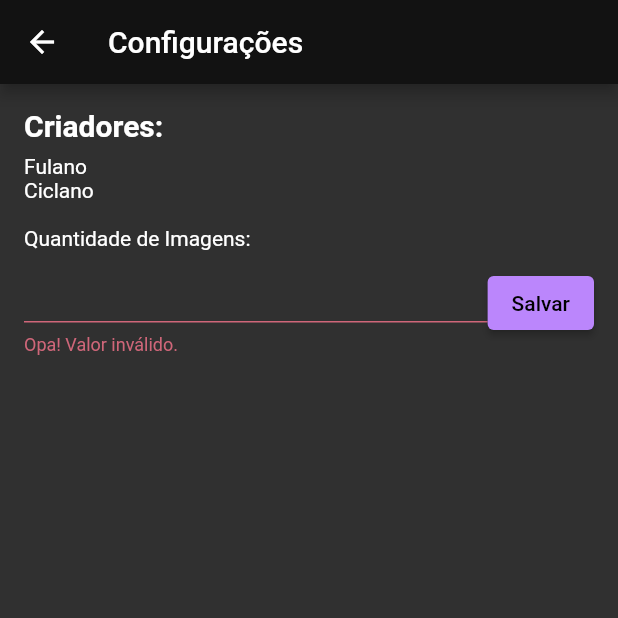
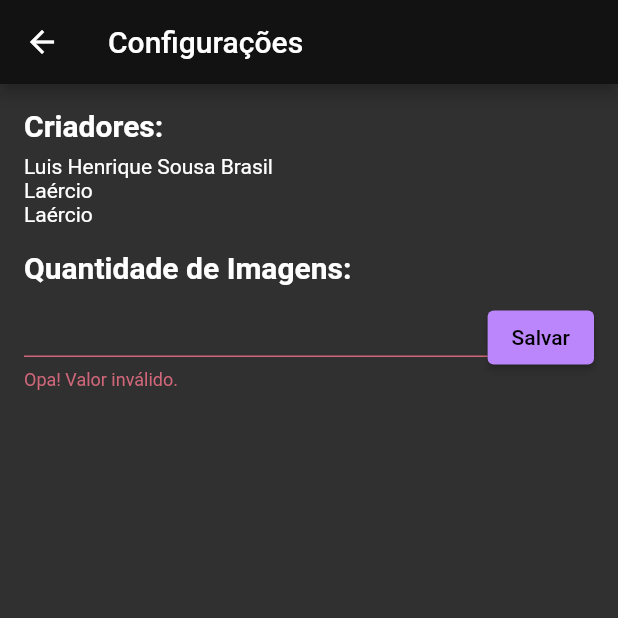
Before and after one commit to fhilipecrash/aval3_prog4, a Flutter app: the SettingsPage screen opened by its route, on a phone screen of 412 x 824 dp, the top half of it. Run offline on Flutter 3.47's test engine with Material 2 defaults, Android fonts, the light colour scheme and no system bars; network calls fail.

Commit message:
organizando em pastas

```diff
--- a/lib/home_page.dart
+++ b/lib/home_page/home_page.dart
@@ -1,4 +1,4 @@
-import '../imports/imports.dart';
+import '../../imports/imports.dart';
 import 'package:http/http.dart' as http;
 
 class HomePage extends StatefulWidget {
--- a/lib/imports/imports.dart
+++ b/lib/imports/imports.dart
@@ -3,8 +3,8 @@
 export '../image_details_page.dart';
 export '../my_app.dart';
 export '../settings_page.dart';
-export '../home_page.dart';
-export '../date_formatter.dart';
+export '../home_page/home_page.dart';
+export '../date_formatter/date_formatter.dart';
 
 export 'dart:math';
 
--- a/lib/settings_page.dart
+++ b/lib/settings_page.dart
@@ -30,7 +30,10 @@ class _SettingsPageState extends State<SettingsPage> {
           crossAxisAlignment: CrossAxisAlignment.start,
           children: [
             const CreatorsList(),
-            const Text('Quantidade de Imagens:'),
+            const Text(
+              'Quantidade de Imagens:',
+              style: TextStyle(fontSize: 20, fontWeight: FontWeight.bold),
+            ),
             ImageCountInput(
               controller: _imageCountController,
             ),
@@ -97,8 +100,9 @@ class CreatorsList extends StatelessWidget {
           style: TextStyle(fontSize: 20, fontWeight: FontWeight.bold),
         ),
         SizedBox(height: 8),
-        Text('Fulano'),
-        Text('Ciclano'),
+        Text('Luis Henrique Sousa Brasil'),
+        Text('Laércio'),
+        Text('Laércio'),
         SizedBox(height: 16),
       ],
     );
```
Also changed, not shown: lib/date_formatter/date_formatter.dart (renamed from lib/date_formatter.dart), 21 other files.
